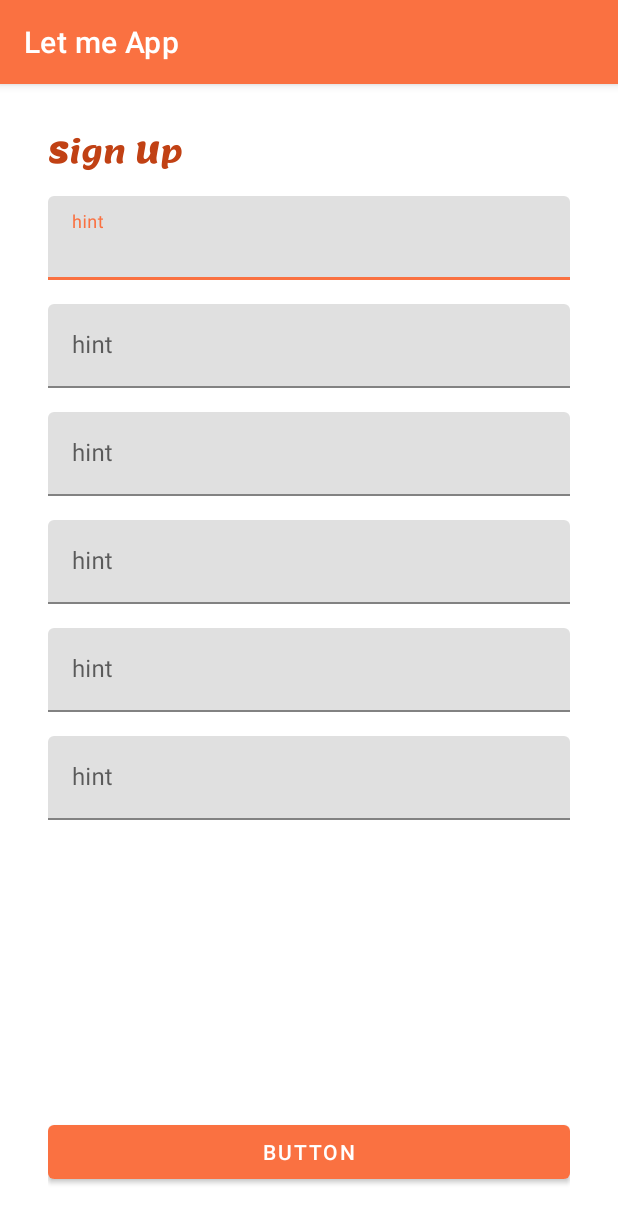
After one commit to FJAranda/LetmeApp, an Android app: the SignUpActivity screen opened directly, with no data from a screen before it, on a phone screen of 412 x 824 dp. The commit adds this screen. Shown: the top 1223 px of the screen. Run offline under Robolectric (Android 15) with nearby library versions, the phone set to English and light mode, and no system bars.

Commit message:
Creado diseno login y signup

```diff
--- /dev/null
+++ b/app/src/main/java/com/example/letmeapp/ui/SignUpActivity.java
@@ -0,0 +1,16 @@
+package com.example.letmeapp.ui;
+
+import androidx.appcompat.app.AppCompatActivity;
+
+import android.os.Bundle;
+
+import com.example.letmeapp.R;
+
+public class SignUpActivity extends AppCompatActivity {
+
+    @Override
+    protected void onCreate(Bundle savedInstanceState) {
+        super.onCreate(savedInstanceState);
+        setContentView(R.layout.activity_sign_up);
+    }
+}
--- /dev/null
+++ b/app/src/main/res/layout/activity_sign_up.xml
@@ -0,0 +1,120 @@
+<?xml version="1.0" encoding="utf-8"?>
+<androidx.constraintlayout.widget.ConstraintLayout xmlns:android="http://schemas.android.com/apk/res/android"
+    xmlns:app="http://schemas.android.com/apk/res-auto"
+    xmlns:tools="http://schemas.android.com/tools"
+    android:id="@+id/clSignUp"
+    android:layout_width="match_parent"
+    android:layout_height="match_parent"
+    android:padding="@dimen/padding_constraint_standard"
+    tools:context=".ui.SignUpActivity">
+
+    <TextView
+        android:id="@+id/tvRegistro"
+        android:layout_width="wrap_content"
+        android:layout_height="wrap_content"
+        android:fontFamily="@font/lemon"
+        android:text="@string/strSignup"
+        android:textColor="@color/primary_dark"
+        android:textSize="@dimen/tv_title1_size"
+        app:layout_constraintStart_toStartOf="parent"
+        app:layout_constraintTop_toTopOf="parent" />
+
+    <com.google.android.material.textfield.TextInputLayout
+        android:id="@+id/textInputLayout"
+        android:layout_marginTop="@dimen/til_margin_standard"
+        android:layout_width="0dp"
+        android:layout_height="wrap_content"
+        app:layout_constraintEnd_toEndOf="parent"
+        app:layout_constraintStart_toStartOf="parent"
+        app:layout_constraintTop_toBottomOf="@+id/tvRegistro">
+
+        <com.google.android.material.textfield.TextInputEditText
+            android:layout_width="match_parent"
+            android:layout_height="wrap_content"
+            android:hint="hint" />
+    </com.google.android.material.textfield.TextInputLayout>
+
+    <com.google.android.material.textfield.TextInputLayout
+        android:id="@+id/textInputLayout2"
+        android:layout_marginTop="@dimen/til_margin_standard"
+        android:layout_width="0dp"
+        android:layout_height="wrap_content"
+        app:layout_constraintEnd_toEndOf="parent"
+        app:layout_constraintStart_toStartOf="parent"
+        app:layout_constraintTop_toBottomOf="@+id/textInputLayout">
+
+        <com.google.android.material.textfield.TextInputEditText
+            android:layout_width="match_parent"
+            android:layout_height="wrap_content"
+            android:hint="hint" />
+    </com.google.android.material.textfield.TextInputLayout>
+
+    <com.google.android.material.textfield.TextInputLayout
+        android:id="@+id/textInputLayout3"
+        android:layout_marginTop="@dimen/til_margin_standard"
+        android:layout_width="0dp"
+        android:layout_height="wrap_content"
+        app:layout_constraintEnd_toEndOf="parent"
+        app:layout_constraintStart_toStartOf="parent"
+        app:layout_constraintTop_toBottomOf="@+id/textInputLayout2">
+
+        <com.google.android.material.textfield.TextInputEditText
+            android:layout_width="match_parent"
+            android:layout_height="wrap_content"
+            android:hint="hint" />
+    </com.google.android.material.textfield.TextInputLayout>
+
+    <com.google.android.material.textfield.TextInputLayout
+        android:id="@+id/textInputLayout4"
+        android:layout_marginTop="@dimen/til_margin_standard"
+        android:layout_width="0dp"
+        android:layout_height="wrap_content"
+        app:layout_constraintEnd_toEndOf="parent"
+        app:layout_constraintStart_toStartOf="parent"
+        app:layout_constraintTop_toBottomOf="@+id/textInputLayout3">
+
+        <com.google.android.material.textfield.TextInputEditText
+            android:layout_width="match_parent"
+            android:layout_height="wrap_content"
+            android:hint="hint" />
+    </com.google.android.material.textfield.TextInputLayout>
+
+    <com.google.android.material.textfield.TextInputLayout
+        android:id="@+id/textInputLayout5"
+        android:layout_marginTop="@dimen/til_margin_standard"
+        android:layout_width="0dp"
+        android:layout_height="wrap_content"
+        app:layout_constraintEnd_toEndOf="parent"
+        app:layout_constraintStart_toStartOf="parent"
+        app:layout_constraintTop_toBottomOf="@+id/textInputLayout4">
+
+        <com.google.android.material.textfield.TextInputEditText
+            android:layout_width="match_parent"
+            android:layout_height="wrap_content"
+            android:hint="hint" />
+    </com.google.android.material.textfield.TextInputLayout>
+
+    <com.google.android.material.textfield.TextInputLayout
+        android:id="@+id/textInputLayout6"
+        android:layout_width="0dp"
+        android:layout_height="wrap_content"
+        android:layout_marginTop="@dimen/til_margin_standard"
+        app:layout_constraintEnd_toEndOf="parent"
+        app:layout_constraintStart_toStartOf="parent"
+        app:layout_constraintTop_toBottomOf="@+id/textInputLayout5">
+
+        <com.google.android.material.textfield.TextInputEditText
+            android:layout_width="match_parent"
+            android:layout_height="wrap_content"
+            android:hint="hint" />
+    </com.google.android.material.textfield.TextInputLayout>
+
+    <Button
+        android:id="@+id/button"
+        android:layout_width="0dp"
+        android:layout_height="wrap_content"
+        android:text="Button"
+        app:layout_constraintBottom_toBottomOf="parent"
+        app:layout_constraintEnd_toEndOf="parent"
+        app:layout_constraintStart_toStartOf="parent" />
+</androidx.constraintlayout.widget.ConstraintLayout>
--- a/app/src/main/res/layout/activity_splash.xml
+++ b/app/src/main/res/layout/activity_splash.xml
@@ -19,5 +19,5 @@
         app:layout_constraintEnd_toEndOf="parent"
         app:layout_constraintStart_toStartOf="parent"
         app:layout_constraintTop_toTopOf="parent"
-        tools:src="@drawable/letmeapp" />
+        android:src="@drawable/letmeapp" />
 </androidx.constraintlayout.widget.ConstraintLayout>
--- a/app/src/main/res/values-night/themes.xml
+++ b/app/src/main/res/values-night/themes.xml
@@ -2,15 +2,19 @@
     <!-- Base application theme. -->
     <style name="Theme.LetMeApp" parent="Theme.MaterialComponents.DayNight.DarkActionBar">
         <!-- Primary brand color. -->
-        <item name="colorPrimary">@color/purple_200</item>
-        <item name="colorPrimaryVariant">@color/purple_700</item>
+        <item name="colorPrimary">@color/primary</item>
+        <item name="colorPrimaryVariant">@color/primary_dark</item>
         <item name="colorOnPrimary">@color/black</item>
         <!-- Secondary brand color. -->
-        <item name="colorSecondary">@color/teal_200</item>
-        <item name="colorSecondaryVariant">@color/teal_200</item>
+        <item name="colorSecondary">@color/secondary</item>
+        <item name="colorSecondaryVariant">@color/secondary_dark</item>
         <item name="colorOnSecondary">@color/black</item>
         <!-- Status bar color. -->
-        <item name="android:statusBarColor" tools:targetApi="l">?attr/colorPrimaryVariant</item>
+        <item name="android:statusBarColor" tools:targetApi="l">@color/primary_dark</item>
         <!-- Customize your theme here. -->
     </style>
+
+    <style name="Theme.LetMeApp.AppBarOverlay" parent="ThemeOverlay.AppCompat.Dark.ActionBar" />
+
+    <style name="Theme.LetMeApp.PopupOverlay" parent="ThemeOverlay.AppCompat.Light" />
 </resources>
--- /dev/null
+++ b/app/src/main/res/values/dimens.xml
@@ -0,0 +1,6 @@
+<?xml version="1.0" encoding="utf-8"?>
+<resources>
+    <dimen name="padding_constraint_standard">32dp</dimen>
+    <dimen name="tv_title1_size">20sp</dimen>
+    <dimen name="til_margin_standard">16dp</dimen>
+</resources>
--- a/app/src/main/res/values/strings.xml
+++ b/app/src/main/res/values/strings.xml
@@ -1,3 +1,7 @@
 <resources>
     <string name="app_name">Let me App</string>
+    <string name="strUsername">Username</string>
+    <string name="strPassword">Password</string>
+    <string name="strLogin">Log in</string>
+    <string name="strSignup">Sign Up</string>
 </resources>
--- a/app/src/main/res/values/themes.xml
+++ b/app/src/main/res/values/themes.xml
@@ -2,15 +2,19 @@
     <!-- Base application theme. -->
     <style name="Theme.LetMeApp" parent="Theme.MaterialComponents.DayNight.DarkActionBar">
         <!-- Primary brand color. -->
-        <item name="colorPrimary">@color/purple_500</item>
-        <item name="colorPrimaryVariant">@color/purple_700</item>
+        <item name="colorPrimary">@color/primary</item>
+        <item name="colorPrimaryVariant">@color/primary_dark</item>
         <item name="colorOnPrimary">@color/white</item>
         <!-- Secondary brand color. -->
-        <item name="colorSecondary">@color/teal_200</item>
-        <item name="colorSecondaryVariant">@color/teal_700</item>
+        <item name="colorSecondary">@color/secondary</item>
+        <item name="colorSecondaryVariant">@color/secondary_dark</item>
         <item name="colorOnSecondary">@color/black</item>
-        <!-- Status bar color. -->
-        <item name="android:statusBarColor" tools:targetApi="l">?attr/colorPrimaryVariant</item>
         <!-- Customize your theme here. -->
+        <item name="android:statusBarColor">@color/primary_dark</item>
+    </style>
+
+    <style name="Theme.LetMeApp.NoActionBar" parent="Theme.LetMeApp">
+        <item name="windowActionBar">false</item>
+        <item name="windowNoTitle">true</item>
     </style>
 </resources>
```
Also changed, not shown: app/src/main/AndroidManifest.xml (+9 -1 lines), app/src/main/java/com/example/letmeapp/ui/LoginActivity.java (added, +16 -0 lines), app/src/main/res/layout/activity_login.xml (added, +91 -0 lines), app/src/main/res/values/styles.xml (added, +10 -0 lines).
